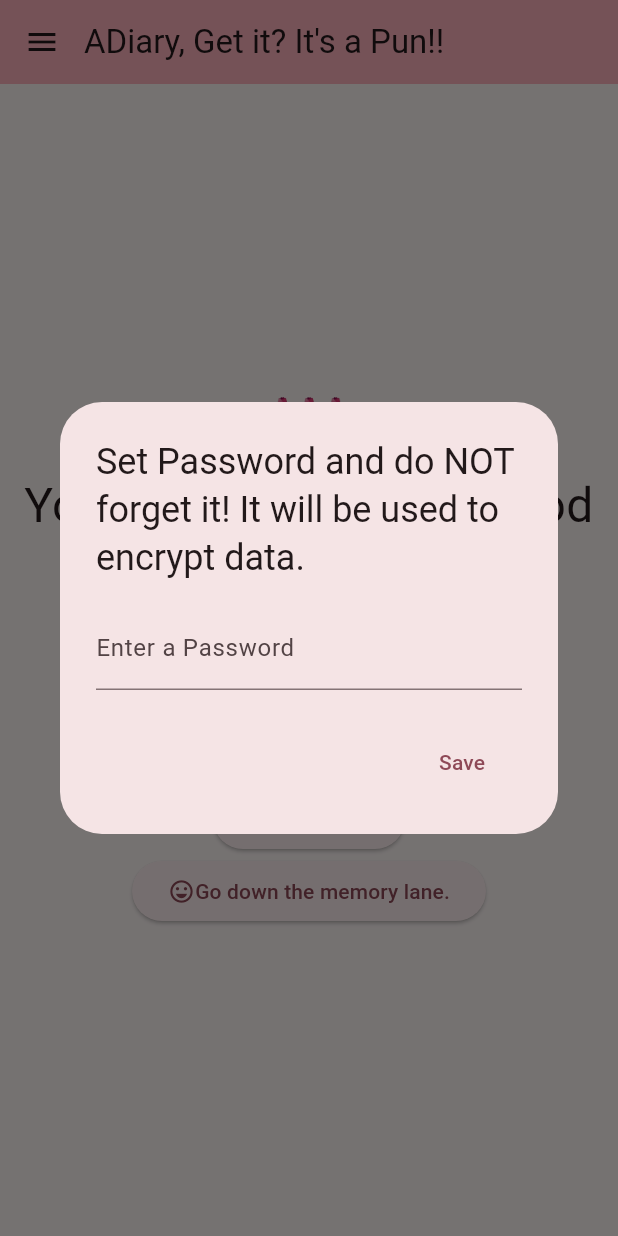
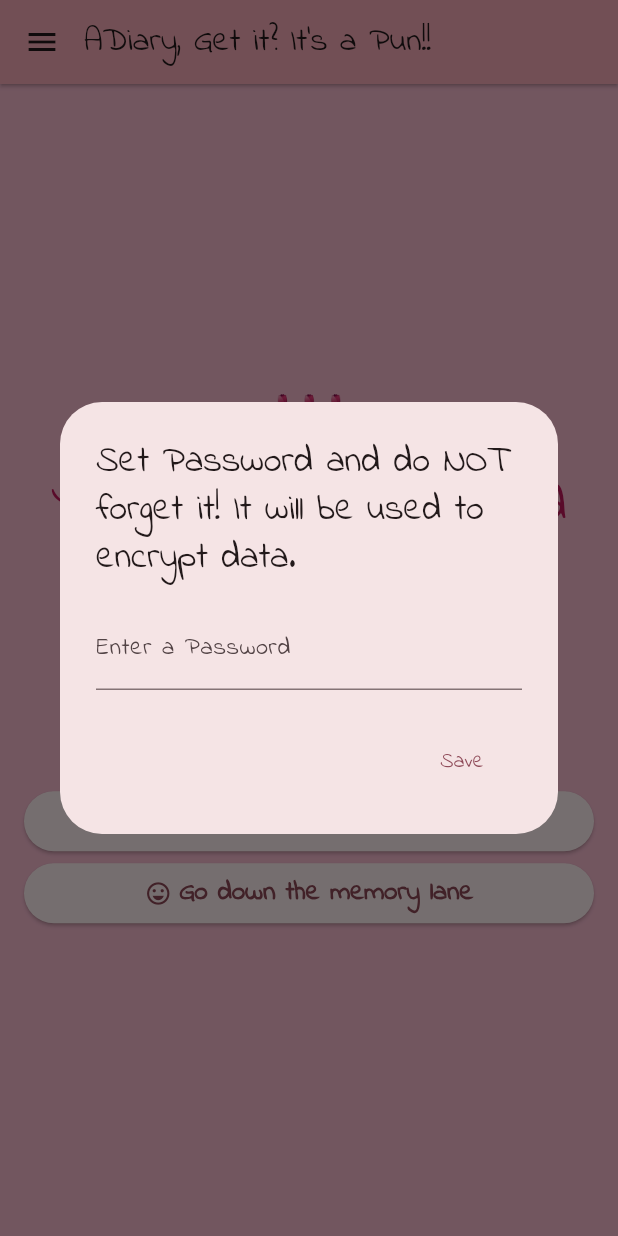
Before and after one commit to miracleanupam/ADiary, a Flutter app: the MyHomePage screen opened directly, on a phone screen of 412 x 824 dp. Run offline on Flutter 3.47's test engine with Material 3 defaults, Android fonts, the phone set to English and light mode, and no system bars; our stand-ins replace file_picker, flutter_secure_storage, local_auth, permission_handler, sqflite_sqlcipher; accounts and stored records are empty.

Commit message:
alevated buttons

```diff
--- a/lib/main.dart
+++ b/lib/main.dart
@@ -65,6 +65,7 @@ class _MeroAppState extends State<MeroApp> {
     return MaterialApp(
       title: 'Flutter Demo',
       theme: ThemeData(
+        fontFamily: 'IndieFlower',
         colorScheme: ColorScheme.fromSeed(seedColor: Colors.pink),
         useMaterial3: true,
       ),
--- /dev/null
+++ b/lib/screens/alevated_button.dart
@@ -0,0 +1,31 @@
+import 'package:flutter/material.dart';
+
+class AlevatedButton extends StatelessWidget {
+  final VoidCallback onPressed;
+  final IconData icon;
+  final String text;
+
+  const AlevatedButton(
+      {super.key,
+      required this.onPressed,
+      required this.icon,
+      required this.text});
+
+  @override
+  Widget build(BuildContext context) {
+    return ElevatedButton(
+        onPressed: onPressed,
+        style: ElevatedButton.styleFrom(
+            textStyle: TextStyle(
+                fontFamily: 'IndieFlower', fontWeight: FontWeight.bold)),
+        child: Row(
+          mainAxisSize: MainAxisSize.max,
+          mainAxisAlignment: MainAxisAlignment.center,
+          children: [
+            Icon(icon, size: 18,),
+            SizedBox(width: 5,),
+            Text(text, style: TextStyle(fontSize: 18),),
+          ],
+        ));
+  }
+}
--- a/lib/screens/dashboard.dart
+++ b/lib/screens/dashboard.dart
@@ -1,5 +1,6 @@
 import 'package:adiary/models/entry.dart';
 import 'package:adiary/screens/add_entry.dart';
+import 'package:adiary/screens/alevated_button.dart';
 import 'package:adiary/screens/display_entry.dart';
 import 'package:flutter/material.dart';
 
@@ -44,8 +45,9 @@ class _DashboardState extends State<Dashboard> {
               TextSpan(text: ' good memories so far...'),
             ],
             style: TextStyle(
-              fontSize: 32,
-            ),
+                fontSize: 32,
+                color: Colors.pink.shade700,
+                fontFamily: 'IndieFlower'),
           ),
           textAlign: TextAlign.center,
         ),
@@ -58,36 +60,25 @@ class _DashboardState extends State<Dashboard> {
   }
 
   Widget addEntryButton() {
-    return ElevatedButton(
+      return AlevatedButton(
       onPressed: () {
         Navigator.of(context).push(
-          MaterialPageRoute(builder: (context) => const AddEntry()),
+          MaterialPageRoute(builder: (context) => AddEntry(fn: _countEntries)),
         );
       },
-      child: const Row(
-        mainAxisSize: MainAxisSize.min,
-        children: <Widget>[
-          Icon(Icons.favorite_border),
-          Text('Add More'),
-        ],
-      ),
+      icon: Icons.add,
+      text: 'Add More'
     );
   }
 
   Widget memoryButton() {
-    return ElevatedButton(
+    return AlevatedButton(
       onPressed: () {
         Navigator.of(context).push(
           MaterialPageRoute(builder: (context) => const DisplayEntry()),
-        );
-      },
-      child: const Row(
-        mainAxisSize: MainAxisSize.min,
-        children: <Widget>[
-          Icon(Icons.sentiment_very_satisfied),
-          Text('Go down the memory lane.'),
-        ],
-      ),
+        );},
+      icon: Icons.sentiment_very_satisfied,
+      text: 'Go down the memory lane'
     );
   }
 
--- a/lib/screens/display_entry.dart
+++ b/lib/screens/display_entry.dart
@@ -30,7 +30,10 @@ class _DisplayEntryState extends State<DisplayEntry> {
 
   Widget getJournalBody() {
     return Scaffold(
+      backgroundColor: Colors.pink.shade100,
       appBar: AppBar(
+        elevation: 1,
+        shadowColor: Colors.black,
         backgroundColor: Theme.of(context).colorScheme.inversePrimary,
         title: Text("🌸💝 Remember this?"),
         titleSpacing: 0.0,
--- a/lib/screens/home.dart
+++ b/lib/screens/home.dart
@@ -40,7 +40,10 @@ class _MyHomePageState extends State<MyHomePage> {
   @override
   Widget build(BuildContext context) {
     return Scaffold(
+      backgroundColor: Colors.pink.shade100,
       appBar: AppBar(
+        elevation: 1,
+        shadowColor: Colors.black,
         backgroundColor: Theme.of(context).colorScheme.inversePrimary,
         title: Text("${constants.homePageWidgetTitleListsForAppBar[_drawerScreen]}"),
         titleSpacing: 0.0,
--- a/lib/screens/password.dart
+++ b/lib/screens/password.dart
@@ -51,6 +51,9 @@ class _PasswordManagerState extends State<PasswordManager> {
         children: [
           ElevatedButton(
             onPressed: _showPassword,
+                  style: ElevatedButton.styleFrom(
+          textStyle: TextStyle(
+              fontFamily: 'IndieFlower', fontWeight: FontWeight.bold)),
             child: const Row(
               mainAxisSize: MainAxisSize.min,
               children: <Widget>[
@@ -61,6 +64,9 @@ class _PasswordManagerState extends State<PasswordManager> {
           ),
           ElevatedButton(
             onPressed: _promptForPassword,
+                  style: ElevatedButton.styleFrom(
+          textStyle: TextStyle(
+              fontFamily: 'IndieFlower', fontWeight: FontWeight.bold)),
             child: const Row(
               mainAxisSize: MainAxisSize.min,
               children: <Widget>[
--- a/lib/screens/unauthenticated_screen.dart
+++ b/lib/screens/unauthenticated_screen.dart
@@ -8,6 +8,7 @@ class UnauthenticatedScreen extends StatelessWidget {
   @override
   Widget build(BuildContext context) {
     return Scaffold(
+      backgroundColor: Colors.pink.shade100,
       appBar: AppBar(
         backgroundColor: Theme.of(context).colorScheme.inversePrimary,
         title: Text('Please Authenticate...'),
```
Also changed, not shown: lib/screens/add_entry.dart (+7 -1 lines), lib/screens/export.dart (+11 -12 lines), lib/screens/import.dart (+20 -15 lines), pubspec.yaml (+5 -11 lines), assets/fonts/IndieFlower.ttf (added).
